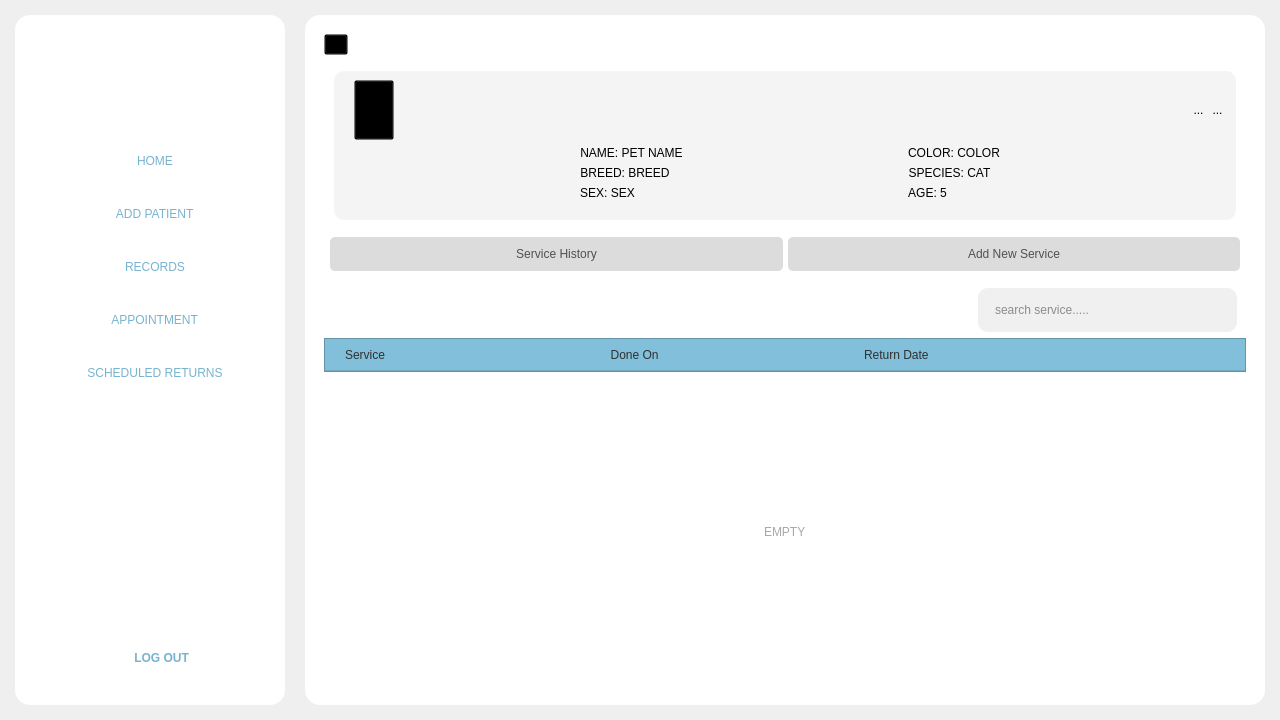
Old version of the form Frontend/Home.ui in the repository DreddVDomasian/Petmate-Desktop-Application.
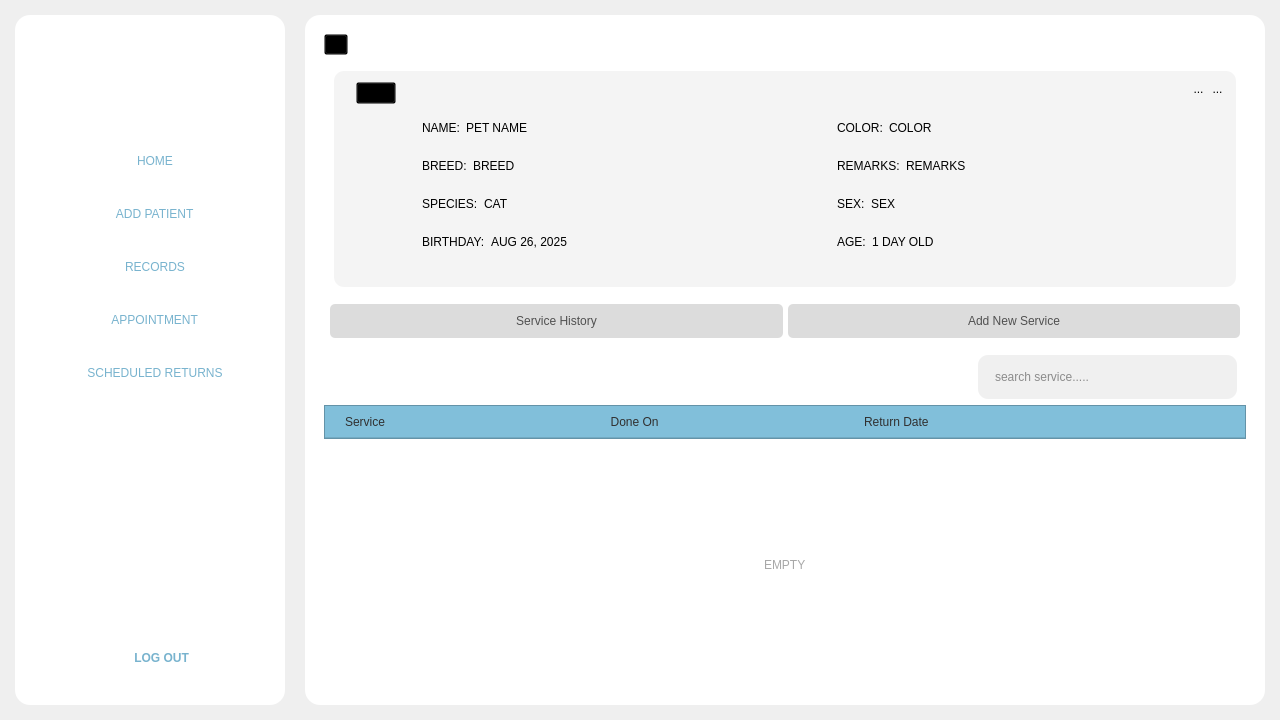
New version of the form. The open tabs and pages were chosen to show the change. Icons and pictures are not drawn.

Commit message: pet profile update

The edit to the form file:
```diff
--- a/Frontend/Home.ui
+++ b/Frontend/Home.ui
@@ -5489,14 +5489,91 @@
                    <property name="frameShadow">
                     <enum>QFrame::Raised</enum>
                    </property>
-                   <layout class="QGridLayout" name="gridLayout_7">
+                   <layout class="QHBoxLayout" name="horizontalLayout_42">
                     <property name="leftMargin">
                      <number>20</number>
                     </property>
                     <property name="bottomMargin">
                      <number>20</number>
                     </property>
-                    <item row="1" column="0">
+                    <item alignment="Qt::AlignLeft">
+                     <widget class="QFrame" name="frame_19">
+                      <property name="frameShape">
+                       <enum>QFrame::StyledPanel</enum>
+                      </property>
+                      <property name="frameShadow">
+                       <enum>QFrame::Raised</enum>
+                      </property>
+                      <layout class="QVBoxLayout" name="verticalLayout_27">
+                       <property name="leftMargin">
+                        <number>0</number>
+                       </property>
+                       <property name="topMargin">
+                        <number>0</number>
+                       </property>
+                       <property name="rightMargin">
+                        <number>0</number>
+                       </property>
+                       <property name="bottomMargin">
+                        <number>10</number>
+                       </property>
+                       <item alignment="Qt::AlignTop">
+                        <widget class="QFrame" name="frame_17">
+                         <property name="frameShape">
+                          <enum>QFrame::StyledPanel</enum>
+                         </property>
+                         <property name="frameShadow">
+                          <enum>QFrame::Raised</enum>
+                         </property>
+                         <layout class="QHBoxLayout" name="horizontalLayout_40">
+                          <property name="leftMargin">
+                           <number>0</number>
+                          </property>
+                          <property name="topMargin">
+                           <number>0</number>
+                          </property>
+                          <property name="rightMargin">
+                           <number>0</number>
+                          </property>
+                          <property name="bottomMargin">
+                           <number>0</number>
+                          </property>
+                          <item alignment="Qt::AlignLeft">
+                           <widget class="QPushButton" name="reminderBtn">
+                            <property name="sizePolicy">
+                             <sizepolicy hsizetype="Expanding" vsizetype="Expanding">
+                              <horstretch>0</horstretch>
+                              <verstretch>0</verstretch>
+                             </sizepolicy>
+                            </property>
+                            <property name="text">
+                             <string/>
+                            </property>
+                            <property name="icon">
+                             <iconset resource="resource.qrc">
+                              <normaloff>:/Icons/Icons/checklist.png</normaloff>:/Icons/Icons/checklist.png</iconset>
+                            </property>
+                            <property name="iconSize">
+                             <size>
+                              <width>30</width>
+                              <height>30</height>
+                             </size>
+                            </property>
+                           </widget>
+                          </item>
+                         </layout>
+                        </widget>
+                       </item>
+                       <item>
+                        <widget class="QFrame" name="frame_18">
+                         <property name="frameShape">
+                          <enum>QFrame::StyledPanel</enum>
+                         </property>
+                         <property name="frameShadow">
+                          <enum>QFrame::Raised</enum>
+                         </property>
+                         <layout class="QVBoxLayout" name="verticalLayout_26">
+                          <item>
                      <widget class="QLabel" name="petProfileIcon">
                       <property name="maximumSize">
                        <size>
@@ -5521,8 +5598,20 @@
                       </property>
                      </widget>
                     </item>
-                    <item row="1" column="2" alignment="Qt::AlignTop">
+                         </layout>
+                        </widget>
+                       </item>
+                      </layout>
+                     </widget>
+                    </item>
+                    <item>
                      <widget class="QFrame" name="frame_52">
+                      <property name="sizePolicy">
+                       <sizepolicy hsizetype="Preferred" vsizetype="Preferred">
+                        <horstretch>0</horstretch>
+                        <verstretch>0</verstretch>
+                       </sizepolicy>
+                      </property>
                       <property name="styleSheet">
                        <string notr="true">background:transparent;
 border:none;</string>
@@ -5533,9 +5622,9 @@
                       <property name="frameShadow">
                        <enum>QFrame::Raised</enum>
                       </property>
-                      <layout class="QGridLayout" name="gridLayout_8">
+                      <layout class="QVBoxLayout" name="verticalLayout_25">
                        <property name="leftMargin">
-                        <number>100</number>
+                        <number>0</number>
                        </property>
                        <property name="topMargin">
                         <number>0</number>
@@ -5546,116 +5635,14 @@
                        <property name="bottomMargin">
                         <number>0</number>
                        </property>
-                       <property name="horizontalSpacing">
-                        <number>9</number>
-                       </property>
-                       <item row="4" column="1" alignment="Qt::AlignLeft">
-                        <widget class="QLabel" name="speciesLabel">
-                         <property name="styleSheet">
-                          <string notr="true">font: 63 16pt &quot;Montserrat SemiBold&quot;;
-color:rgb(0, 0, 0);</string>
-                         </property>
-                         <property name="text">
-                          <string>SPECIES: CAT</string>
-                         </property>
-                         <property name="alignment">
-                          <set>Qt::AlignCenter</set>
-                         </property>
-                         <property name="wordWrap">
-                          <bool>true</bool>
-                         </property>
-                        </widget>
-                       </item>
-                       <item row="0" column="1" alignment="Qt::AlignLeft">
-                        <widget class="QLabel" name="petColorLabel">
-                         <property name="styleSheet">
-                          <string notr="true">font: 63 16pt &quot;Montserrat SemiBold&quot;;
-color:rgb(0, 0, 0);</string>
-                         </property>
-                         <property name="text">
-                          <string>COLOR: COLOR</string>
-                         </property>
-                         <property name="alignment">
-                          <set>Qt::AlignCenter</set>
-                         </property>
-                         <property name="wordWrap">
-                          <bool>true</bool>
-                         </property>
-                        </widget>
-                       </item>
-                       <item row="4" column="0" alignment="Qt::AlignLeft">
-                        <widget class="QLabel" name="breedLabel">
-                         <property name="styleSheet">
-                          <string notr="true">font: 63 16pt &quot;Montserrat SemiBold&quot;;
-color:rgb(0, 0, 0);</string>
-                         </property>
-                         <property name="text">
-                          <string>BREED: BREED</string>
-                         </property>
-                         <property name="alignment">
-                          <set>Qt::AlignCenter</set>
-                         </property>
-                         <property name="wordWrap">
-                          <bool>true</bool>
-                         </property>
-                        </widget>
-                       </item>
-                       <item row="0" column="0" alignment="Qt::AlignLeft">
-                        <widget class="QLabel" name="petProfileNameLabel">
-                         <property name="styleSheet">
-                          <string notr="true">font: 81 16pt &quot;Montserrat ExtraBold&quot;;
-color:rgb(0, 0, 0);</string>
-                         </property>
-                         <property name="text">
-                          <string>NAME: PET NAME</string>
-                         </property>
-                         <property name="alignment">
-                          <set>Qt::AlignCenter</set>
-                         </property>
-                         <property name="wordWrap">
-                          <bool>true</bool>
-                         </property>
-                        </widget>
-                       </item>
-                       <item row="5" column="0" alignment="Qt::AlignLeft">
-                        <widget class="QLabel" name="petSexLabel">
-                         <property name="styleSheet">
-                          <string notr="true">font: 63 16pt &quot;Montserrat SemiBold&quot;;
-color:rgb(0, 0, 0);</string>
-                         </property>
-                         <property name="text">
-                          <string>SEX: SEX</string>
-                         </property>
-                         <property name="alignment">
-                          <set>Qt::AlignCenter</set>
-                         </property>
-                         <property name="wordWrap">
-                          <bool>true</bool>
-                         </property>
-                        </widget>
-                       </item>
-                       <item row="5" column="1" alignment="Qt::AlignLeft">
-                        <widget class="QLabel" name="petAgeLabel">
-                         <property name="styleSheet">
-                          <string notr="true">font: 63 16pt &quot;Montserrat SemiBold&quot;;
-color:rgb(0, 0, 0);</string>
-                         </property>
-                         <property name="text">
-                          <string>AGE: 5</string>
-                         </property>
-                         <property name="alignment">
-                          <set>Qt::AlignCenter</set>
-                         </property>
-                         <property name="wordWrap">
-                          <bool>true</bool>
-                         </property>
-                        </widget>
-                       </item>
-                      </layout>
-                     </widget>
-                    </item>
-                    <item row="0" column="2">
+                       <item>
                      <widget class="QFrame" name="frame_55">
+                         <property name="sizePolicy">
+                          <sizepolicy hsizetype="Preferred" vsizetype="Fixed">
+                           <horstretch>0</horstretch>
+                           <verstretch>0</verstretch>
+                          </sizepolicy>
+                         </property>
                       <property name="styleSheet">
                        <string notr="true">background:transparent;
 border:none;</string>
@@ -5755,27 +5742,438 @@
                       </layout>
                      </widget>
                     </item>
-                    <item row="0" column="0" alignment="Qt::AlignLeft">
-                     <widget class="QPushButton" name="reminderBtn">
+                       <item>
+                        <widget class="QFrame" name="frame_16">
+                         <property name="frameShape">
+                          <enum>QFrame::StyledPanel</enum>
+                         </property>
+                         <property name="frameShadow">
+                          <enum>QFrame::Raised</enum>
+                         </property>
+                         <layout class="QHBoxLayout" name="horizontalLayout_41">
+                          <property name="leftMargin">
+                           <number>0</number>
+                          </property>
+                          <property name="topMargin">
+                           <number>0</number>
+                          </property>
+                          <property name="rightMargin">
+                           <number>0</number>
+                          </property>
+                          <property name="bottomMargin">
+                           <number>0</number>
+                          </property>
+                          <item>
+                           <widget class="QFrame" name="frame_11">
                       <property name="sizePolicy">
-                       <sizepolicy hsizetype="Expanding" vsizetype="Expanding">
+                             <sizepolicy hsizetype="Expanding" vsizetype="Preferred">
                         <horstretch>0</horstretch>
                         <verstretch>0</verstretch>
                        </sizepolicy>
                       </property>
+                            <property name="styleSheet">
+                             <string notr="true">font: 63 16pt &quot;Montserrat SemiBold&quot;;
+color:rgb(0, 0, 0);</string>
+                            </property>
+                            <property name="frameShape">
+                             <enum>QFrame::StyledPanel</enum>
+                            </property>
+                            <property name="frameShadow">
+                             <enum>QFrame::Raised</enum>
+                            </property>
+                            <layout class="QVBoxLayout" name="verticalLayout_21">
+                             <item>
+                              <widget class="QFrame" name="frame_20">
+                               <property name="frameShape">
+                                <enum>QFrame::StyledPanel</enum>
+                               </property>
+                               <property name="frameShadow">
+                                <enum>QFrame::Raised</enum>
+                               </property>
+                               <layout class="QHBoxLayout" name="horizontalLayout_43">
+                                <item>
+                                 <widget class="QLabel" name="label_6">
+                                  <property name="sizePolicy">
+                                   <sizepolicy hsizetype="Fixed" vsizetype="Preferred">
+                                    <horstretch>0</horstretch>
+                                    <verstretch>0</verstretch>
+                                   </sizepolicy>
+                                  </property>
                       <property name="text">
-                       <string/>
-                      </property>
-                      <property name="icon">
-                       <iconset resource="resource.qrc">
-                        <normaloff>:/Icons/Icons/checklist.png</normaloff>:/Icons/Icons/checklist.png</iconset>
-                      </property>
-                      <property name="iconSize">
-                       <size>
-                        <width>30</width>
-                        <height>30</height>
-                       </size>
-                      </property>
+                                   <string>NAME:</string>
+                                  </property>
+                                 </widget>
+                                </item>
+                                <item>
+                                 <widget class="QLabel" name="petProfileNameLabel">
+                                  <property name="sizePolicy">
+                                   <sizepolicy hsizetype="Expanding" vsizetype="Fixed">
+                                    <horstretch>0</horstretch>
+                                    <verstretch>0</verstretch>
+                                   </sizepolicy>
+                                  </property>
+                                  <property name="styleSheet">
+                                   <string notr="true"/>
+                                  </property>
+                                  <property name="text">
+                                   <string>PET NAME</string>
+                                  </property>
+                                  <property name="alignment">
+                                   <set>Qt::AlignLeading|Qt::AlignLeft|Qt::AlignVCenter</set>
+                                  </property>
+                                  <property name="wordWrap">
+                                   <bool>true</bool>
+                                  </property>
+                                 </widget>
+                                </item>
+                               </layout>
+                              </widget>
+                             </item>
+                             <item>
+                              <widget class="QFrame" name="frame_21">
+                               <property name="frameShape">
+                                <enum>QFrame::StyledPanel</enum>
+                               </property>
+                               <property name="frameShadow">
+                                <enum>QFrame::Raised</enum>
+                               </property>
+                               <layout class="QHBoxLayout" name="horizontalLayout_44">
+                                <item>
+                                 <widget class="QLabel" name="label_11">
+                                  <property name="sizePolicy">
+                                   <sizepolicy hsizetype="Fixed" vsizetype="Preferred">
+                                    <horstretch>0</horstretch>
+                                    <verstretch>0</verstretch>
+                                   </sizepolicy>
+                                  </property>
+                                  <property name="text">
+                                   <string>BREED:</string>
+                                  </property>
+                                 </widget>
+                                </item>
+                                <item>
+                                 <widget class="QLabel" name="breedLabel">
+                                  <property name="sizePolicy">
+                                   <sizepolicy hsizetype="Expanding" vsizetype="Fixed">
+                                    <horstretch>0</horstretch>
+                                    <verstretch>0</verstretch>
+                                   </sizepolicy>
+                                  </property>
+                                  <property name="styleSheet">
+                                   <string notr="true"/>
+                                  </property>
+                                  <property name="text">
+                                   <string>BREED</string>
+                                  </property>
+                                  <property name="alignment">
+                                   <set>Qt::AlignLeading|Qt::AlignLeft|Qt::AlignVCenter</set>
+                                  </property>
+                                  <property name="wordWrap">
+                                   <bool>true</bool>
+                                  </property>
+                                 </widget>
+                                </item>
+                               </layout>
+                              </widget>
+                             </item>
+                             <item>
+                              <widget class="QFrame" name="frame_30">
+                               <property name="frameShape">
+                                <enum>QFrame::StyledPanel</enum>
+                               </property>
+                               <property name="frameShadow">
+                                <enum>QFrame::Raised</enum>
+                               </property>
+                               <layout class="QHBoxLayout" name="horizontalLayout_45">
+                                <item>
+                                 <widget class="QLabel" name="label_14">
+                                  <property name="sizePolicy">
+                                   <sizepolicy hsizetype="Fixed" vsizetype="Preferred">
+                                    <horstretch>0</horstretch>
+                                    <verstretch>0</verstretch>
+                                   </sizepolicy>
+                                  </property>
+                                  <property name="text">
+                                   <string>SPECIES:</string>
+                                  </property>
+                                 </widget>
+                                </item>
+                                <item>
+                                 <widget class="QLabel" name="speciesLabel">
+                                  <property name="sizePolicy">
+                                   <sizepolicy hsizetype="Preferred" vsizetype="Fixed">
+                                    <horstretch>0</horstretch>
+                                    <verstretch>0</verstretch>
+                                   </sizepolicy>
+                                  </property>
+                                  <property name="styleSheet">
+                                   <string notr="true"/>
+                                  </property>
+                                  <property name="text">
+                                   <string>CAT</string>
+                                  </property>
+                                  <property name="alignment">
+                                   <set>Qt::AlignLeading|Qt::AlignLeft|Qt::AlignVCenter</set>
+                                  </property>
+                                  <property name="wordWrap">
+                                   <bool>true</bool>
+                                  </property>
+                                 </widget>
+                                </item>
+                               </layout>
+                              </widget>
+                             </item>
+                             <item>
+                              <widget class="QFrame" name="frame_31">
+                               <property name="frameShape">
+                                <enum>QFrame::StyledPanel</enum>
+                               </property>
+                               <property name="frameShadow">
+                                <enum>QFrame::Raised</enum>
+                               </property>
+                               <layout class="QHBoxLayout" name="horizontalLayout_46">
+                                <item>
+                                 <widget class="QLabel" name="label_16">
+                                  <property name="sizePolicy">
+                                   <sizepolicy hsizetype="Fixed" vsizetype="Preferred">
+                                    <horstretch>0</horstretch>
+                                    <verstretch>0</verstretch>
+                                   </sizepolicy>
+                                  </property>
+                                  <property name="text">
+                                   <string>BIRTHDAY:</string>
+                                  </property>
+                                 </widget>
+                                </item>
+                                <item>
+                                 <widget class="QLabel" name="petBirthdayOptional">
+                                  <property name="sizePolicy">
+                                   <sizepolicy hsizetype="Preferred" vsizetype="Fixed">
+                                    <horstretch>0</horstretch>
+                                    <verstretch>0</verstretch>
+                                   </sizepolicy>
+                                  </property>
+                                  <property name="text">
+                                   <string>AUG 26, 2025</string>
+                                  </property>
+                                 </widget>
+                                </item>
+                               </layout>
+                              </widget>
+                             </item>
+                            </layout>
+                           </widget>
+                          </item>
+                          <item>
+                           <widget class="QFrame" name="frame_15">
+                            <property name="sizePolicy">
+                             <sizepolicy hsizetype="Expanding" vsizetype="Preferred">
+                              <horstretch>0</horstretch>
+                              <verstretch>0</verstretch>
+                             </sizepolicy>
+                            </property>
+                            <property name="styleSheet">
+                             <string notr="true">font: 63 16pt &quot;Montserrat SemiBold&quot;;
+color:rgb(0, 0, 0);</string>
+                            </property>
+                            <property name="frameShape">
+                             <enum>QFrame::StyledPanel</enum>
+                            </property>
+                            <property name="frameShadow">
+                             <enum>QFrame::Raised</enum>
+                            </property>
+                            <layout class="QVBoxLayout" name="verticalLayout_22">
+                             <item>
+                              <widget class="QFrame" name="frame_32">
+                               <property name="frameShape">
+                                <enum>QFrame::StyledPanel</enum>
+                               </property>
+                               <property name="frameShadow">
+                                <enum>QFrame::Raised</enum>
+                               </property>
+                               <layout class="QHBoxLayout" name="horizontalLayout_48">
+                                <item>
+                                 <widget class="QLabel" name="label_17">
+                                  <property name="sizePolicy">
+                                   <sizepolicy hsizetype="Fixed" vsizetype="Preferred">
+                                    <horstretch>0</horstretch>
+                                    <verstretch>0</verstretch>
+                                   </sizepolicy>
+                                  </property>
+                                  <property name="text">
+                                   <string>COLOR:</string>
+                                  </property>
+                                 </widget>
+                                </item>
+                                <item>
+                                 <widget class="QLabel" name="petColorLabel">
+                                  <property name="sizePolicy">
+                                   <sizepolicy hsizetype="Preferred" vsizetype="Fixed">
+                                    <horstretch>0</horstretch>
+                                    <verstretch>0</verstretch>
+                                   </sizepolicy>
+                                  </property>
+                                  <property name="styleSheet">
+                                   <string notr="true"/>
+                                  </property>
+                                  <property name="text">
+                                   <string>COLOR</string>
+                                  </property>
+                                  <property name="alignment">
+                                   <set>Qt::AlignLeading|Qt::AlignLeft|Qt::AlignVCenter</set>
+                                  </property>
+                                  <property name="wordWrap">
+                                   <bool>true</bool>
+                                  </property>
+                                 </widget>
+                                </item>
+                               </layout>
+                              </widget>
+                             </item>
+                             <item>
+                              <widget class="QFrame" name="frame_33">
+                               <property name="frameShape">
+                                <enum>QFrame::StyledPanel</enum>
+                               </property>
+                               <property name="frameShadow">
+                                <enum>QFrame::Raised</enum>
+                               </property>
+                               <layout class="QHBoxLayout" name="horizontalLayout_49">
+                                <item>
+                                 <widget class="QLabel" name="label_18">
+                                  <property name="sizePolicy">
+                                   <sizepolicy hsizetype="Fixed" vsizetype="Preferred">
+                                    <horstretch>0</horstretch>
+                                    <verstretch>0</verstretch>
+                                   </sizepolicy>
+                                  </property>
+                                  <property name="text">
+                                   <string>REMARKS:</string>
+                                  </property>
+                                 </widget>
+                                </item>
+                                <item>
+                                 <widget class="QLabel" name="petRemarksLabel">
+                                  <property name="sizePolicy">
+                                   <sizepolicy hsizetype="Preferred" vsizetype="Fixed">
+                                    <horstretch>0</horstretch>
+                                    <verstretch>0</verstretch>
+                                   </sizepolicy>
+                                  </property>
+                                  <property name="text">
+                                   <string>REMARKS</string>
+                                  </property>
+                                  <property name="wordWrap">
+                                   <bool>true</bool>
+                                  </property>
+                                 </widget>
+                                </item>
+                               </layout>
+                              </widget>
+                             </item>
+                             <item>
+                              <widget class="QFrame" name="frame_34">
+                               <property name="frameShape">
+                                <enum>QFrame::StyledPanel</enum>
+                               </property>
+                               <property name="frameShadow">
+                                <enum>QFrame::Raised</enum>
+                               </property>
+                               <layout class="QHBoxLayout" name="horizontalLayout_50">
+                                <item>
+                                 <widget class="QLabel" name="label_19">
+                                  <property name="sizePolicy">
+                                   <sizepolicy hsizetype="Fixed" vsizetype="Preferred">
+                                    <horstretch>0</horstretch>
+                                    <verstretch>0</verstretch>
+                                   </sizepolicy>
+                                  </property>
+                                  <property name="text">
+                                   <string>SEX:</string>
+                                  </property>
+                                 </widget>
+                                </item>
+                                <item>
+                                 <widget class="QLabel" name="petSexLabel">
+                                  <property name="sizePolicy">
+                                   <sizepolicy hsizetype="Preferred" vsizetype="Fixed">
+                                    <horstretch>0</horstretch>
+                                    <verstretch>0</verstretch>
+                                   </sizepolicy>
+                                  </property>
+                                  <property name="styleSheet">
+                                   <string notr="true">font: 63 16pt &quot;Montserrat SemiBold&quot;;
+color:rgb(0, 0, 0);</string>
+                                  </property>
+                                  <property name="text">
+                                   <string>SEX</string>
+                                  </property>
+                                  <property name="alignment">
+                                   <set>Qt::AlignLeading|Qt::AlignLeft|Qt::AlignVCenter</set>
+                                  </property>
+                                  <property name="wordWrap">
+                                   <bool>true</bool>
+                                  </property>
+                                 </widget>
+                                </item>
+                               </layout>
+                              </widget>
+                             </item>
+                             <item>
+                              <widget class="QFrame" name="frame_35">
+                               <property name="frameShape">
+                                <enum>QFrame::StyledPanel</enum>
+                               </property>
+                               <property name="frameShadow">
+                                <enum>QFrame::Raised</enum>
+                               </property>
+                               <layout class="QHBoxLayout" name="horizontalLayout_47">
+                                <item>
+                                 <widget class="QLabel" name="label_20">
+                                  <property name="sizePolicy">
+                                   <sizepolicy hsizetype="Fixed" vsizetype="Preferred">
+                                    <horstretch>0</horstretch>
+                                    <verstretch>0</verstretch>
+                                   </sizepolicy>
+                                  </property>
+                                  <property name="text">
+                                   <string>AGE:</string>
+                                  </property>
+                                 </widget>
+                                </item>
+                                <item>
+                                 <widget class="QLabel" name="petAgeLabel">
+                                  <property name="sizePolicy">
+                                   <sizepolicy hsizetype="Preferred" vsizetype="Fixed">
+                                    <horstretch>0</horstretch>
+                                    <verstretch>0</verstretch>
+                                   </sizepolicy>
+                                  </property>
+                                  <property name="styleSheet">
+                                   <string notr="true">font: 63 16pt &quot;Montserrat SemiBold&quot;;
+color:rgb(0, 0, 0);</string>
+                                  </property>
+                                  <property name="text">
+                                   <string>1 DAY OLD</string>
+                                  </property>
+                                  <property name="alignment">
+                                   <set>Qt::AlignLeading|Qt::AlignLeft|Qt::AlignVCenter</set>
+                                  </property>
+                                  <property name="wordWrap">
+                                   <bool>true</bool>
+                                  </property>
+                                 </widget>
+                                </item>
+                               </layout>
+                              </widget>
+                             </item>
+                            </layout>
+                           </widget>
+                          </item>
+                         </layout>
+                        </widget>
+                       </item>
+                      </layout>
                      </widget>
                     </item>
                    </layout>
@@ -6243,8 +6641,8 @@
                       <rect>
                        <x>0</x>
                        <y>0</y>
-                       <width>891</width>
-                       <height>238</height>
+                       <width>90</width>
+                       <height>33</height>
                       </rect>
                      </property>
                      <layout class="QVBoxLayout" name="verticalLayout_53">
```
Left out of the diff: 22 changed lines with no effect on the pictures. Lines whose indentation alone changed are shown as unchanged. The commit also changes 1 other file.
